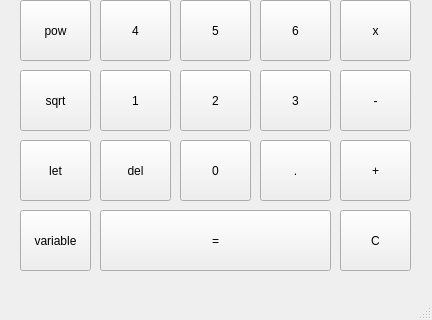
Above: mainwindow.ui from jsimms22/qt_ParsingCalculator before the change; both pictures show x 0 to 432 and y 300 to 620 of the 432 by 620 pixel window. Below: the same form after it.
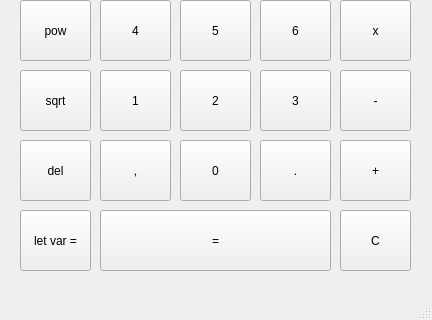
That is the form after the change.

Commit message: finished working out cli->gui conversion bugs

Patch:
```diff
--- a/mainwindow.ui
+++ b/mainwindow.ui
@@ -251,7 +251,7 @@
    <widget class="QPushButton" name="btnDelete">
     <property name="geometry">
      <rect>
-      <x>100</x>
+      <x>20</x>
       <y>440</y>
       <width>71</width>
       <height>61</height>
@@ -291,26 +291,26 @@
     <property name="geometry">
      <rect>
       <x>20</x>
-      <y>440</y>
-      <width>71</width>
-      <height>61</height>
-     </rect>
-    </property>
-    <property name="text">
-     <string>let</string>
-    </property>
-   </widget>
-   <widget class="QPushButton" name="btnVariable">
-    <property name="geometry">
-     <rect>
-      <x>20</x>
       <y>510</y>
       <width>71</width>
       <height>61</height>
      </rect>
     </property>
     <property name="text">
-     <string>variable</string>
+     <string>let var =</string>
+    </property>
+   </widget>
+   <widget class="QPushButton" name="btnComma">
+    <property name="geometry">
+     <rect>
+      <x>100</x>
+      <y>440</y>
+      <width>71</width>
+      <height>61</height>
+     </rect>
+    </property>
+    <property name="text">
+     <string>,</string>
     </property>
    </widget>
    <widget class="QPushButton" name="btnOpenParen">
```
The commit also changes 3 other files.
